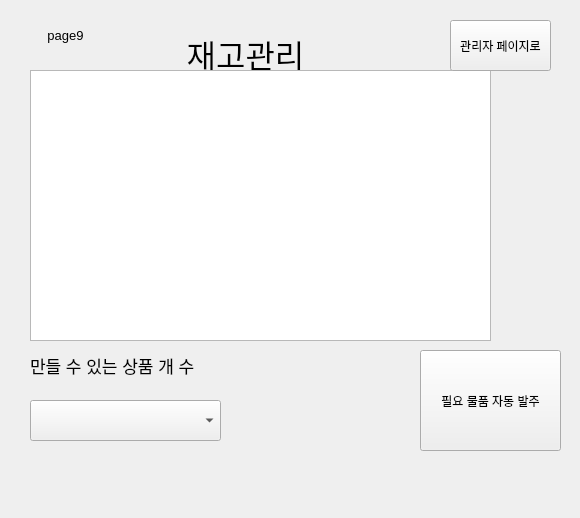
Qt form smartappg.ui (gitaeyu/Obokmoolsan) before a commit.
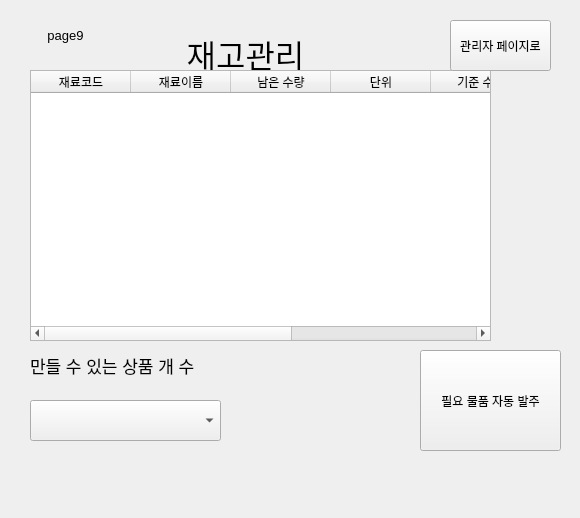
The same form after that commit. The open tabs and pages were chosen to show the change.

What changed in the file:
```diff
--- a/smartappg.ui
+++ b/smartappg.ui
@@ -1281,6 +1281,41 @@
        <height>271</height>
       </rect>
      </property>
+     <column>
+      <property name="text">
+       <string>재료코드</string>
+      </property>
+     </column>
+     <column>
+      <property name="text">
+       <string>재료이름</string>
+      </property>
+     </column>
+     <column>
+      <property name="text">
+       <string>남은 수량</string>
+      </property>
+     </column>
+     <column>
+      <property name="text">
+       <string>단위</string>
+      </property>
+     </column>
+     <column>
+      <property name="text">
+       <string>기준 수량</string>
+      </property>
+     </column>
+     <column>
+      <property name="text">
+       <string>기준 수량가격</string>
+      </property>
+     </column>
+     <column>
+      <property name="text">
+       <string>단위가격</string>
+      </property>
+     </column>
     </widget>
     <widget class="QPushButton" name="ingredient_order_btn">
      <property name="geometry">
```
Left out of the diff: 2 changed lines with no effect on the pictures.
